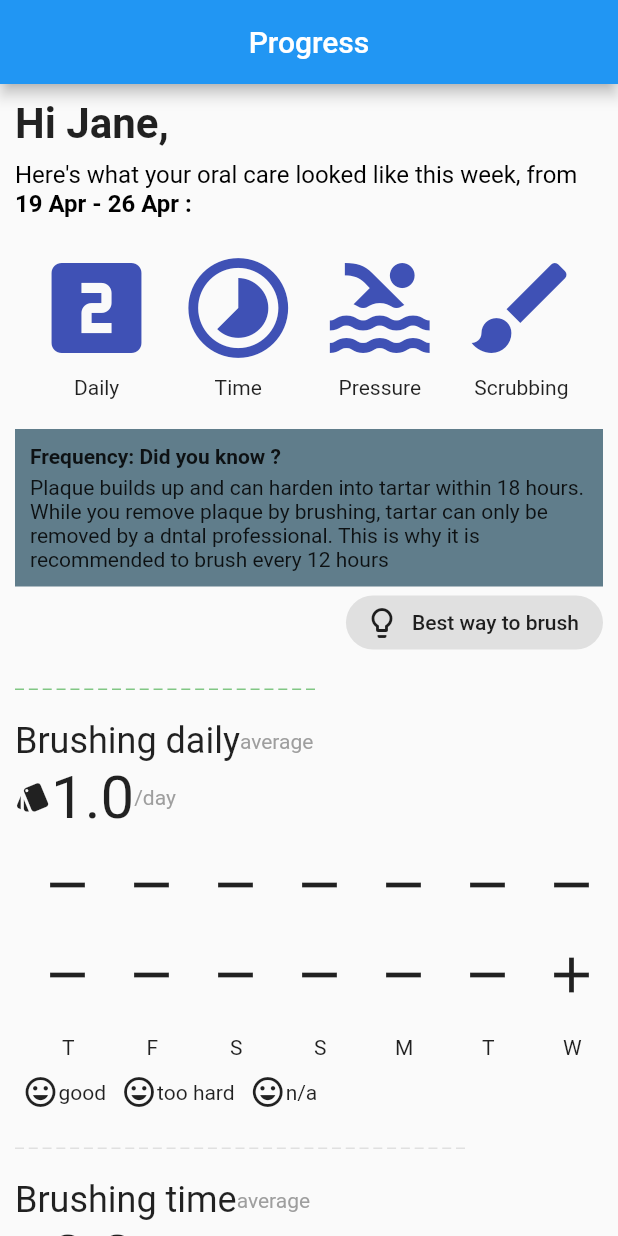
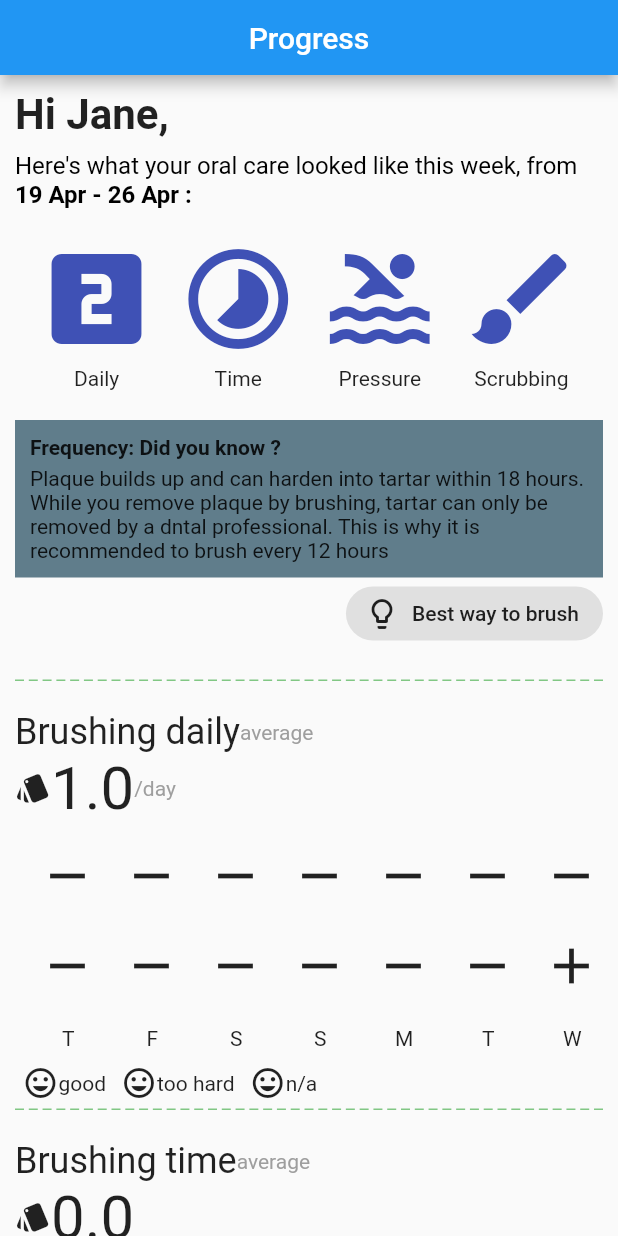
Before and after one commit to AnkurPhilips/ohc_app, a Flutter app: the screen it shows after launch, on a phone screen of 412 x 824 dp. Run offline on Flutter 3.47's test engine with Material 2 defaults, Android fonts, the phone set to English and light mode, and no system bars; drawn by our look-alikes of flutter_dash; our stand-ins replace charts_flutter.

```diff
--- a/lib/Graphs.dart
+++ b/lib/Graphs.dart
@@ -89,7 +89,7 @@ class _GraphContainer extends State<GraphContainer>
   {
     getData();
     return(
-        Container( padding: EdgeInsets.only(top: 20,bottom: 20),
+        Container( //padding: EdgeInsets.only(top: 20,bottom: 20),
           child: Column(
             crossAxisAlignment: CrossAxisAlignment.start,
             children: <Widget>[
--- a/lib/main.dart
+++ b/lib/main.dart
@@ -33,7 +33,9 @@ class _MyApp extends State<MyApp>
 
   void scroll()
   {
+
     //print("Start");
+    if(_controller.offset==_controller.position.maxScrollExtent)return;
     for(var i in keys.values)
     {
       if(i.currentContext==null)
@@ -43,7 +45,7 @@ class _MyApp extends State<MyApp>
       //print(renderBox.localToGlobal(Offset.zero).dy);
       //print(minScroll);
       print(renderBox.localToGlobal(Offset.zero).dy>minScroll);
-      if(renderBox.localToGlobal(Offset.zero).dy>=minScroll && renderBox.localToGlobal(Offset.zero).dy<renderBox.size.height) {
+      if((renderBox.localToGlobal(Offset.zero).dy<=minScroll) && (minScroll-renderBox.localToGlobal(Offset.zero).dy>=0.2*renderBox.size.height) &&(minScroll-renderBox.localToGlobal(Offset.zero).dy)<=0.4*renderBox.size.height) {
           setState(() {
 //          _controller.animateTo(_controller.offset + renderBox
 //              .localToGlobal(Offset.zero).dy - minScroll,duration: Duration(milliseconds: 200),curve: Curves.linear);
@@ -97,7 +99,9 @@ class _MyApp extends State<MyApp>
   @override
   Widget build(BuildContext context)
   {
+    minScroll = MediaQuery.of(context).padding.top+50;
     keys = new Map<int,GlobalKey>();
+    double a = MediaQuery.of(context).size.width-20;//-MediaQuery.of(context).padding.collapsedSize.width;
     _controller = new ScrollController();
     List<Widget> list = <Widget>[
       first(weekString),
@@ -108,7 +112,13 @@ class _MyApp extends State<MyApp>
 
       fourth(context),
 
-      Dash(dashColor: Colors.green.shade300,),
+      Container(
+          padding: const EdgeInsets.only(bottom: 20),
+          child:Dash(
+            length: a,
+            dashColor: Colors.green.shade300,
+          )
+      ),
 
       GraphContainer(
 
@@ -119,9 +129,13 @@ class _MyApp extends State<MyApp>
         fourthString:'/day',
         firstIcon:Icons.style,
         graphType: 0,),
-      Dash(
-        length: 300,
-        dashColor: Colors.grey.shade300,
+
+      Container(
+          padding: const EdgeInsets.only(bottom: 20),
+          child:Dash(
+            length: a,
+            dashColor: Colors.green.shade300,
+          )
       ),
 
       GraphContainer(reportData:report.data.duration,
@@ -132,7 +146,13 @@ class _MyApp extends State<MyApp>
         firstIcon:Icons.style,
         graphType: 1,),
 
-      Dash(length: 300,dashColor: Colors.grey.shade300,),
+      Container(
+          padding: const EdgeInsets.only(bottom: 20),
+          child:Dash(
+            length: a,
+            dashColor: Colors.green.shade300,
+          )
+      ),
 
       GraphContainer(reportData:report.data.pressure,
         firstString: 'Pressure applied' ,
@@ -142,7 +162,13 @@ class _MyApp extends State<MyApp>
         firstIcon:Icons.style,
         graphType: 0,),
 
-      Dash(length: 300,dashColor: Colors.grey.shade300,),
+      Container(
+          padding: const EdgeInsets.only(bottom: 20),
+          child:Dash(
+            length: a,
+            dashColor: Colors.green.shade300,
+          )
+      ),
 
       GraphContainer(reportData:report.data.scrubbing,
         firstString: 'Scrubbing applied' ,
@@ -152,9 +178,13 @@ class _MyApp extends State<MyApp>
         firstIcon:Icons.style,
         graphType: 0,),
 
-      Dash(length: 300,dashColor: Colors.grey.shade300,),
-
-      SizedBox(height: 10),
+      Container(
+          padding: const EdgeInsets.only(bottom: 20),
+          child:Dash(
+            length: a,
+            dashColor: Colors.green.shade300,
+          )
+      ),
 
       ninth(),
     ];
@@ -166,14 +196,17 @@ class _MyApp extends State<MyApp>
     keys[0]=list[5].key;
     keys[1] = list[7].key;
     keys[2]=list[9].key;
-    keys[3] = list[11].key;
+//    keys[3] = list[11].key;
 
     print(keys);
     return(Scaffold(
-      appBar: AppBar(
+      appBar: PreferredSize(
+        preferredSize: Size.fromHeight(50),
+        child: AppBar(
           title: Center(
               child:Text(
                   'Progress')),
+        )
       ),
         body:
             Column(
--- a/lib/widgets.dart
+++ b/lib/widgets.dart
@@ -50,7 +50,7 @@ Widget customIcon(
     );
   }
 
-    Widget second(double iconSize) {
+  Widget second(double iconSize) {
   return Container(
           padding: const EdgeInsets.only(top: 20, bottom: 20),
           child: Row(
```
Lines whose indentation alone changed are shown as unchanged.
